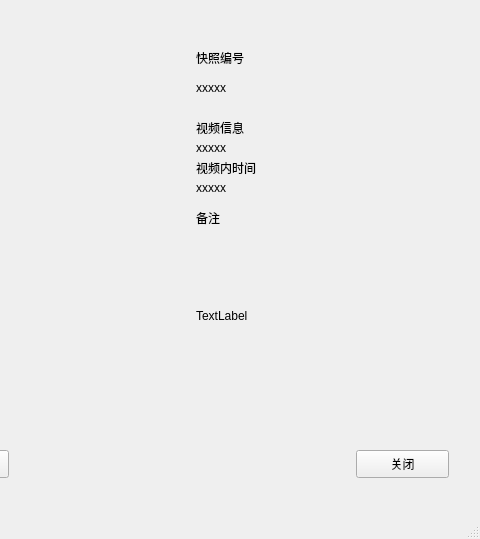
Before: the Qt Designer form sxw/gui/child_snapshot_detail.ui in Buct-king/ai-Project, drawn with Qt 5; both pictures show x 504 to 984 and y 0 to 539 of the 984 by 539 pixel window.
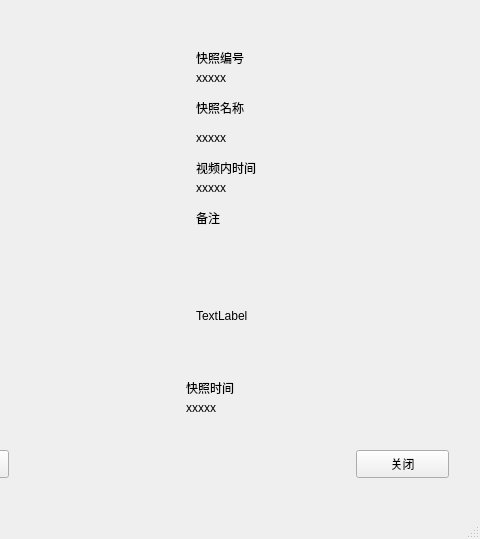
After: the same form once the commit is applied.

Commit message: 增加快照详情功能2

What changed in the file:
```diff
--- a/sxw/gui/child_snapshot_detail.ui
+++ b/sxw/gui/child_snapshot_detail.ui
@@ -57,7 +57,7 @@
     <property name="geometry">
      <rect>
       <x>700</x>
-      <y>140</y>
+      <y>130</y>
       <width>231</width>
       <height>16</height>
      </rect>
@@ -96,13 +96,13 @@
     <property name="geometry">
      <rect>
       <x>700</x>
-      <y>120</y>
+      <y>100</y>
       <width>72</width>
       <height>15</height>
      </rect>
     </property>
     <property name="text">
-     <string>视频信息</string>
+     <string>快照名称</string>
     </property>
    </widget>
    <widget class="QLabel" name="iamgeLabel">
@@ -135,7 +135,7 @@
     <property name="geometry">
      <rect>
       <x>700</x>
-      <y>80</y>
+      <y>70</y>
       <width>231</width>
       <height>16</height>
      </rect>
@@ -170,6 +170,32 @@
      <string>TextLabel</string>
     </property>
    </widget>
+   <widget class="QLabel" name="snapshotTimeLabel">
+    <property name="geometry">
+     <rect>
+      <x>690</x>
+      <y>380</y>
+      <width>111</width>
+      <height>16</height>
+     </rect>
+    </property>
+    <property name="text">
+     <string>快照时间</string>
+    </property>
+   </widget>
+   <widget class="QLabel" name="snapshotTimeShowLabel">
+    <property name="geometry">
+     <rect>
+      <x>690</x>
+      <y>400</y>
+      <width>251</width>
+      <height>16</height>
+     </rect>
+    </property>
+    <property name="text">
+     <string>xxxxx</string>
+    </property>
+   </widget>
   </widget>
   <widget class="QMenuBar" name="menubar">
    <property name="geometry">
```
Left out of the diff: 2 changed lines with no effect on the pictures. The commit also changes 5 other files.
